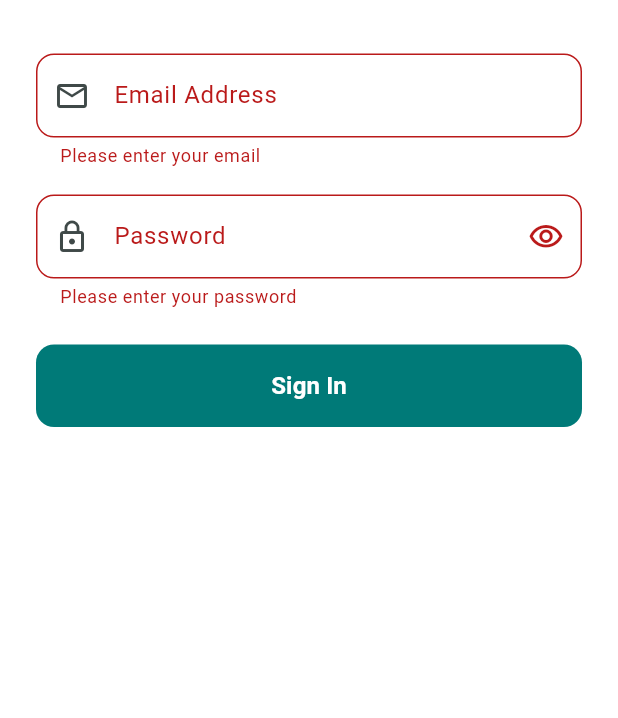
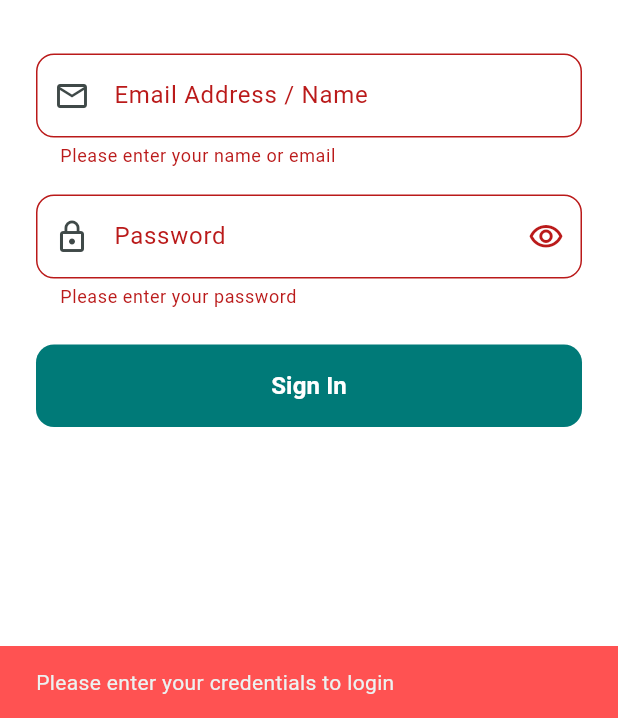
Before and after one commit to Sara-Ahmed-Ali/Pharma_App, a Flutter app: the screen it shows after launch, after a tap on "Sign In", on a phone screen of 412 x 824 dp, the part 518-1236 px from its top. Run offline on Flutter 3.47's test engine with Material 3 defaults, Android fonts, the phone set to English and light mode, and no system bars; network calls fail.

Commit message:
Add Splash and Home Screens

```diff
--- a/lib/main.dart
+++ b/lib/main.dart
@@ -1,5 +1,5 @@
 import 'package:flutter/material.dart';
-import 'screens/login_screen.dart';
+import 'screens/splash_screen.dart';
 
 void main() {
   runApp(const PharmaApp());
@@ -17,7 +17,7 @@ class PharmaApp extends StatelessWidget {
         colorScheme: ColorScheme.fromSeed(seedColor: const Color(0xFF007A78)),
         useMaterial3: true,
       ),
-      home: const LoginScreen(),
+      home: const SplashScreen(),
     );
   }
 }
--- a/lib/screens/login_screen.dart
+++ b/lib/screens/login_screen.dart
@@ -1,4 +1,5 @@
 import 'package:flutter/material.dart';
+import 'home_screen.dart';
 
 class LoginScreen extends StatefulWidget {
   const LoginScreen({super.key});
@@ -18,6 +19,33 @@ class _LoginScreenState extends State<LoginScreen> {
     _emailController.dispose();
     _passwordController.dispose();
     super.dispose();
+  }
+
+  void _handleLogin() {
+    // 1. Validation for empty fields using Form validation
+    if (_formKey.currentState!.validate()) {
+      // Extracting the name part from email to pass it to HomeScreen
+      final emailText = _emailController.text.trim();
+      final userName = emailText.contains('@')
+          ? emailText.split('@')[0]
+          : emailText;
+
+      // 2. Navigate to Home Screen and pass the name
+      Navigator.pushReplacement(
+        context,
+        MaterialPageRoute(
+          builder: (context) => HomeScreen(userName: userName),
+        ),
+      );
+    } else {
+      // 3. Display SnackBar using ScaffoldMessenger if field is empty
+      ScaffoldMessenger.of(context).showSnackBar(
+        const SnackBar(
+          content: Text('Please enter your credentials to login'),
+          backgroundColor: Colors.redAccent,
+        ),
+      );
+    }
   }
 
   @override
@@ -66,7 +94,7 @@ class _LoginScreenState extends State<LoginScreen> {
                     controller: _emailController,
                     keyboardType: TextInputType.emailAddress,
                     decoration: InputDecoration(
-                      labelText: 'Email Address',
+                      labelText: 'Email Address / Name',
                       hintText: 'name@example.com',
                       prefixIcon: const Icon(Icons.email_outlined),
                       border: OutlineInputBorder(
@@ -75,7 +103,7 @@ class _LoginScreenState extends State<LoginScreen> {
                     ),
                     validator: (value) {
                       if (value == null || value.trim().isEmpty) {
-                        return 'Please enter your email';
+                        return 'Please enter your name or email';
                       }
                       return null;
                     },
@@ -116,13 +144,7 @@ class _LoginScreenState extends State<LoginScreen> {
 
                   // Login Button
                   ElevatedButton(
-                    onPressed: () {
-                      if (_formKey.currentState!.validate()) {
-                        ScaffoldMessenger.of(context).showSnackBar(
-                          const SnackBar(content: Text('Processing Login...')),
-                        );
-                      }
-                    },
+                    onPressed: _handleLogin,
                     style: ElevatedButton.styleFrom(
                       backgroundColor: const Color(0xFF007A78),
                       foregroundColor: Colors.white,
--- /dev/null
+++ b/lib/screens/splash_screen.dart
@@ -0,0 +1,61 @@
+import 'dart:async';
+import 'package:flutter/material.dart';
+import 'login_screen.dart';
+
+class SplashScreen extends StatefulWidget {
+  const SplashScreen({super.key});
+
+  @override
+  State<SplashScreen> createState() => _SplashScreenState();
+}
+
+class _SplashScreenState extends State<SplashScreen> {
+  Timer? _timer;
+
+  @override
+  void initState() {
+    super.initState();
+    _timer = Timer(const Duration(seconds: 5), () {
+      if (mounted) {
+        Navigator.pushReplacement(
+          context,
+          MaterialPageRoute(builder: (context) => const LoginScreen()),
+        );
+      }
+    });
+  }
+
+  @override
+  void dispose() {
+    _timer?.cancel();
+    super.dispose();
+  }
+
+  @override
+  Widget build(BuildContext context) {
+    return const Scaffold(
+      backgroundColor: Colors.white,
+      body: Center(
+        child: Column(
+          mainAxisAlignment: MainAxisAlignment.center,
+          children: [
+            Icon(
+              Icons.local_pharmacy_rounded,
+              size: 100,
+              color: Color(0xFF007A78),
+            ),
+            SizedBox(height: 16),
+            Text(
+              'Pharma App',
+              style: TextStyle(
+                fontSize: 28,
+                fontWeight: FontWeight.bold,
+                color: Color(0xFF007A78),
+              ),
+            ),
+          ],
+        ),
+      ),
+    );
+  }
+}
```
Also changed, not shown: lib/screens/home_screen.dart (added, +99 -0 lines), pubspec.lock.
